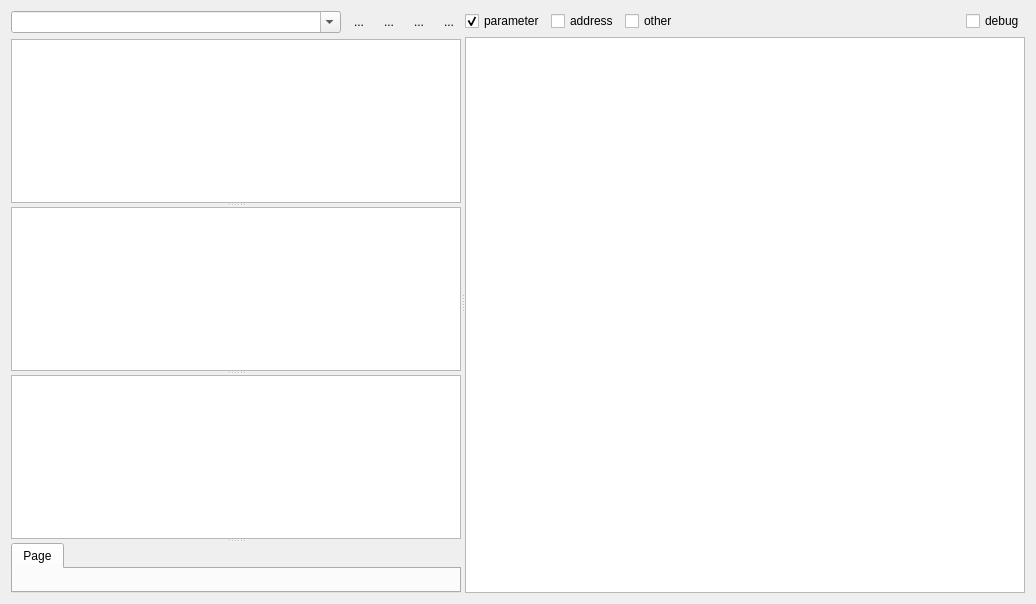
First picture: the form in ui/PulseProgram.ui, repository MonroeQuantumNetworks/IonControl, before the edit.
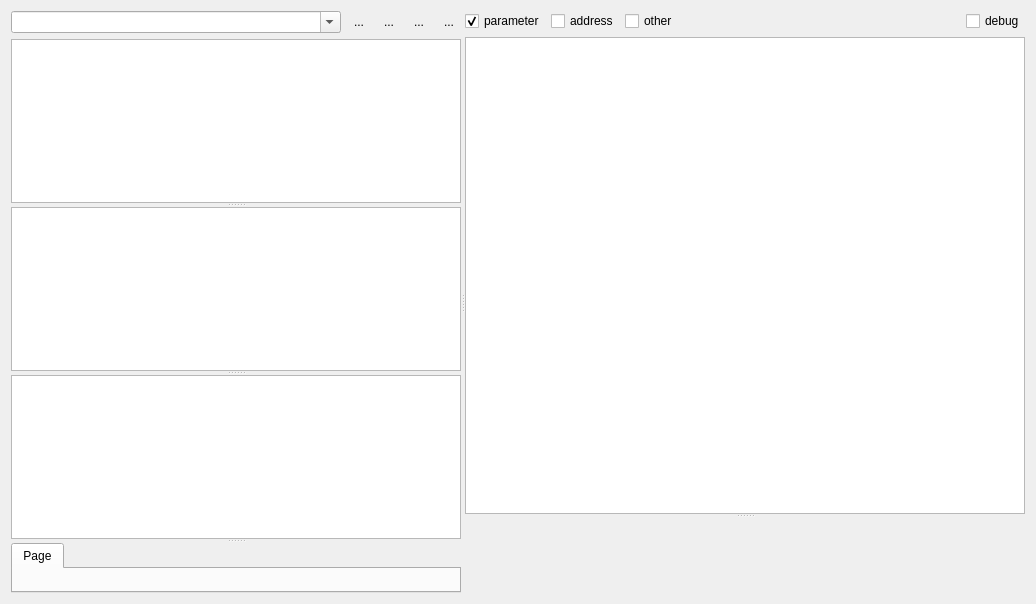
Second picture: the form after the edit. Icons and pictures are not drawn. Custom widgets are drawn as their Qt base class.

Commit message: more work on GateSet Scan

```diff
--- a/ui/PulseProgram.ui
+++ b/ui/PulseProgram.ui
@@ -179,7 +179,13 @@
         </layout>
        </item>
        <item>
-        <widget class="QTableView" name="variableView"/>
+        <widget class="QSplitter" name="GateSetSplitter">
+         <property name="orientation">
+          <enum>Qt::Vertical</enum>
+         </property>
+         <widget class="QTableView" name="variableView"/>
+         <widget class="GateSetUi" name="GateSetUi" native="true"/>
+        </widget>
        </item>
       </layout>
      </widget>
@@ -226,6 +232,14 @@
    </property>
   </action>
  </widget>
+ <customwidgets>
+  <customwidget>
+   <class>GateSetUi</class>
+   <extends>QWidget</extends>
+   <header>GateSetUi</header>
+   <container>1</container>
+  </customwidget>
+ </customwidgets>
  <resources>
   <include location="Experiment.qrc"/>
  </resources>
```
The commit also changes 9 other files.
